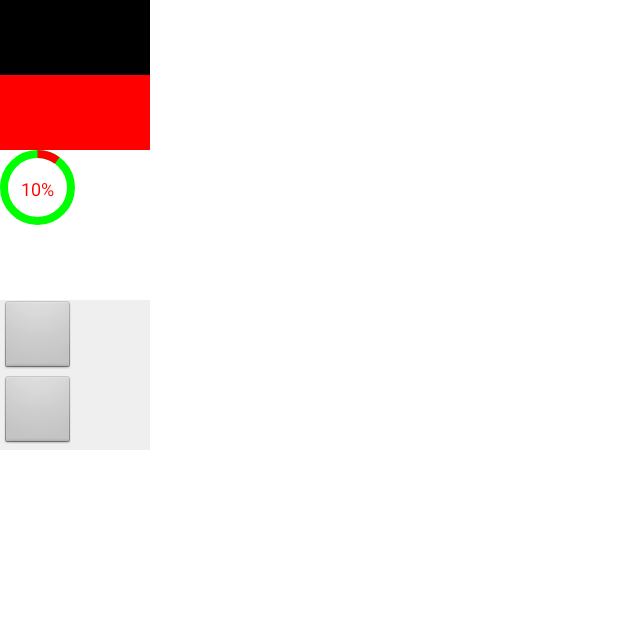
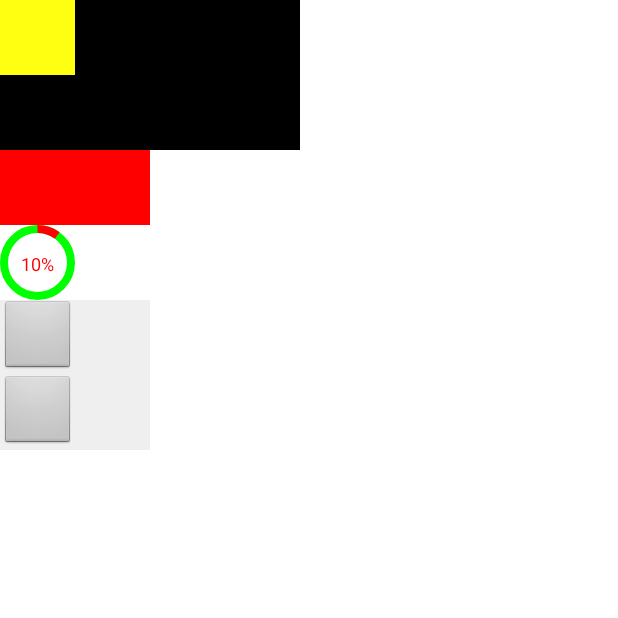
Before and after one commit to liuyicheng3/AndroidLearning, an Android app: the GoEventActivity screen opened directly, with no data from a screen before it, on a phone screen of 412 x 824 dp, the top half of it. Run offline under Robolectric (Android 15) with nearby library versions, the phone set to English and light mode, and no system bars.

Commit message:
新增 整理 代码

```diff
--- a/app/src/main/java/com/lyc/study/go008/CustomViewGroup.java
+++ b/app/src/main/java/com/lyc/study/go008/CustomViewGroup.java
@@ -24,6 +24,12 @@ public class CustomViewGroup extends RelativeLayout {
         super(context, attrs, defStyle);
     }
 
+    @Override
+    public boolean dispatchTouchEvent(MotionEvent event) {
+        Mlog.e("dispatchTouchEvent");
+        return super.dispatchTouchEvent(event);
+    }
+
 
     @Override
     public boolean onInterceptTouchEvent(MotionEvent ev) {
--- a/app/src/main/java/com/lyc/study/go008/GoEventActivity.java
+++ b/app/src/main/java/com/lyc/study/go008/GoEventActivity.java
@@ -15,7 +15,7 @@ import com.lyc.study.R;
 
 public class GoEventActivity  extends Activity {
 
-    private View vg_0,vg_1;
+    private View vg_0,vg_1,cv;
 
     private CircleProgressView  cpv;
     @Override
@@ -27,8 +27,18 @@ public class GoEventActivity  extends Activity {
     }
 
     private void initView() {
+        vg_0= findViewById(R.id.vg_0);
+
+
+
         vg_1= findViewById(R.id.vg_1);
-
+        cv = findViewById(R.id.cv);
+        cv.setOnTouchListener(new View.OnTouchListener() {
+            @Override
+            public boolean onTouch(View v, MotionEvent event) {
+                return true;
+            }
+        });
         /*vg_1.setOnClickListener(new View.OnClickListener() {
 
             @Override
--- a/app/src/main/res/layout/activity_event.xml
+++ b/app/src/main/res/layout/activity_event.xml
@@ -5,11 +5,20 @@
     android:layout_width="match_parent"
     android:layout_height="match_parent">
    <com.lyc.study.go008.CustomViewGroup
-       android:layout_width="100dp"
-       android:layout_height="50dp"
+       android:layout_width="200dp"
+       android:layout_height="100dp"
        android:background="@color/black"
        android:id="@+id/vg_0"
-       ></com.lyc.study.go008.CustomViewGroup>
+       >
+       <com.lyc.study.go008.CustomView
+           android:layout_width="50dp"
+           android:layout_height="50dp"
+           android:id="@+id/cv"
+           android:background="#ff1"
+           />
+
+
+   </com.lyc.study.go008.CustomViewGroup>
 
     <com.lyc.study.go008.CustomViewGroup
         android:layout_width="100dp"
@@ -22,11 +31,6 @@
         android:layout_width="50dp"
         android:layout_height="50dp"
         android:id="@+id/cpv"
-        />
-    <com.lyc.study.go008.CustomView
-        android:layout_width="50dp"
-        android:layout_height="50dp"
-        android:id="@+id/cv"
         />
 
 
```
Also changed, not shown: app/src/main/java/com/lyc/study/go008/CustomView.java (+15 -0 lines).
